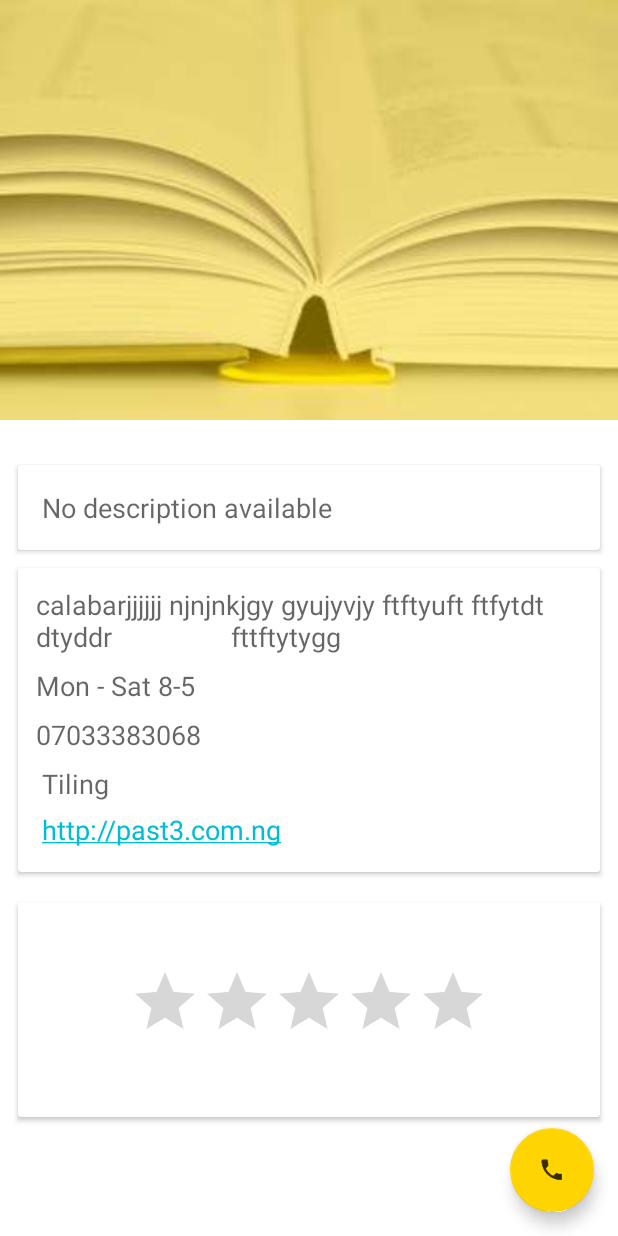
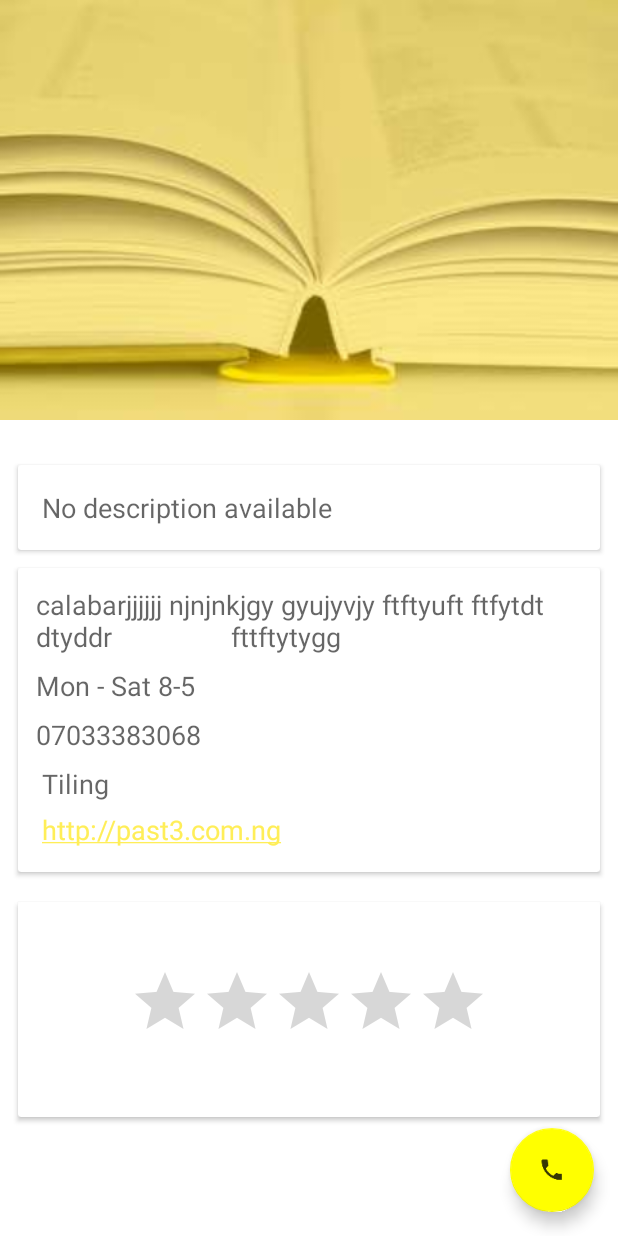
Before and after one commit to smilecs/calabarpages, an Android app: the layout activity_pluslist.xml on its own in the app's theme, with its tools: preview values and no code run, on a phone screen of 412 x 824 dp. Run offline under Robolectric (Android 15) with nearby library versions, the phone set to English and light mode, and no system bars.

Commit message:
last release

```diff
--- a/app/build.gradle
+++ b/app/build.gradle
@@ -11,7 +11,7 @@ android {
         applicationId "ng.com.calabaryellowpages"
         minSdkVersion 16
         targetSdkVersion 25
-        versionCode 2
+        versionCode 12
         versionName "2.0"
         vectorDrawables.useSupportLibrary = true
     }
--- a/app/src/main/java/ng/com/calabaryellowpages/util/volleySingleton.java
+++ b/app/src/main/java/ng/com/calabaryellowpages/util/volleySingleton.java
@@ -18,8 +18,8 @@ public class volleySingleton {
     private static volleySingleton sInstance = null;
     private RequestQueue mRequestQueue;
     private ImageLoader imageLoader;
-    public static final String URL = "http://192.168.43.225:8080/";
-    //public static final String URL = "http://calabarpages.com/";
+    //public static final String URL = "http://192.168.43.225:8080/";
+    public static final String URL = "http://calabarpages.com/";
 
     private volleySingleton(){
         mRequestQueue = Volley.newRequestQueue(Application.getAppContext());
--- a/app/src/main/res/layout/activity_pluslist.xml
+++ b/app/src/main/res/layout/activity_pluslist.xml
@@ -18,7 +18,7 @@
             android:layout_height="wrap_content"
             android:background="@drawable/yellowpages"
             app:expandedTitleTextAppearance="?android:textAppearanceLarge"
-            app:contentScrim="@color/colorPrimaryDark"
+            app:contentScrim="@color/colorPrimary"
             app:titleEnabled="true"
             app:layout_scrollFlags="scroll|exitUntilCollapsed|snap">
             <FrameLayout
--- a/app/src/main/res/layout/activity_review.xml
+++ b/app/src/main/res/layout/activity_review.xml
@@ -17,6 +17,7 @@
             android:layout_width="match_parent"
             android:layout_height="?attr/actionBarSize"
             android:background="?attr/colorPrimary"
+            app:titleTextColor="@color/colorPrimaryDark"
             app:popupTheme="@style/AppTheme.PopupOverlay" />
 
     </android.support.design.widget.AppBarLayout>
--- a/app/src/main/res/values/colors.xml
+++ b/app/src/main/res/values/colors.xml
@@ -1,9 +1,9 @@
 <?xml version="1.0" encoding="utf-8"?>
 <resources>
-    <color name="colorPrimary">#FFD400</color>
+    <color name="colorPrimary">#FFFF00</color>
     <color name="colorPrimaryDark">#000</color>
     <color name="colorPrimaryDark2">#FBC02D</color>
-    <color name="colorAccent">#00bcd4</color>
+    <color name="colorAccent">#FFEE58</color>
     <color name="backgroundColor">#ffffff</color>
     <color name="textColor">#000</color>
 </resources>
--- a/app/src/main/res/values/styles.xml
+++ b/app/src/main/res/values/styles.xml
@@ -16,8 +16,8 @@
     </style>
 
     <style name="ToolBarStyle2" parent="Theme.AppCompat">
-        <item name="android:textColorPrimary">@android:color/white</item>
-        <item name="android:textColorSecondary">@android:color/white</item>
+        <item name="android:textColorPrimary">@color/colorPrimaryDark</item>
+        <item name="android:textColorSecondary">@color/colorPrimaryDark</item>
     </style>
 
 
```
Also changed, not shown: 1 other file.
